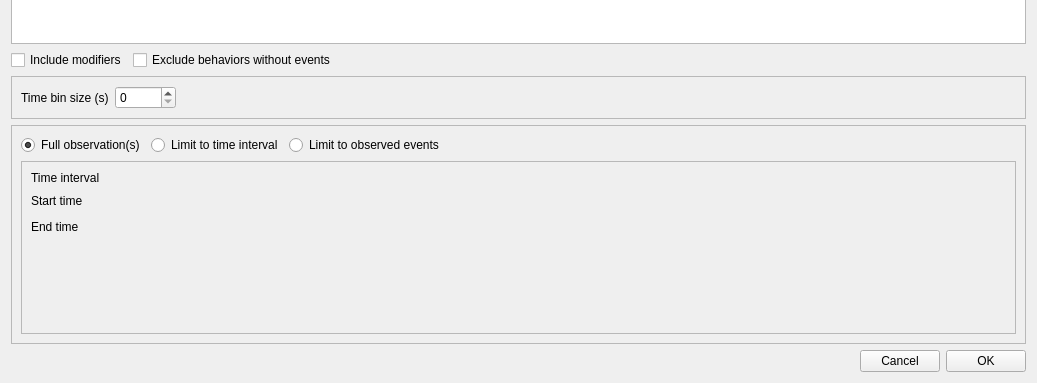
The window that boris/param_panel.ui (olivierfriard/BORIS) describes before a commit, drawn with Qt 5; both pictures show x 0 to 1037 and y 507 to 890 of the 1037 by 890 pixel window.
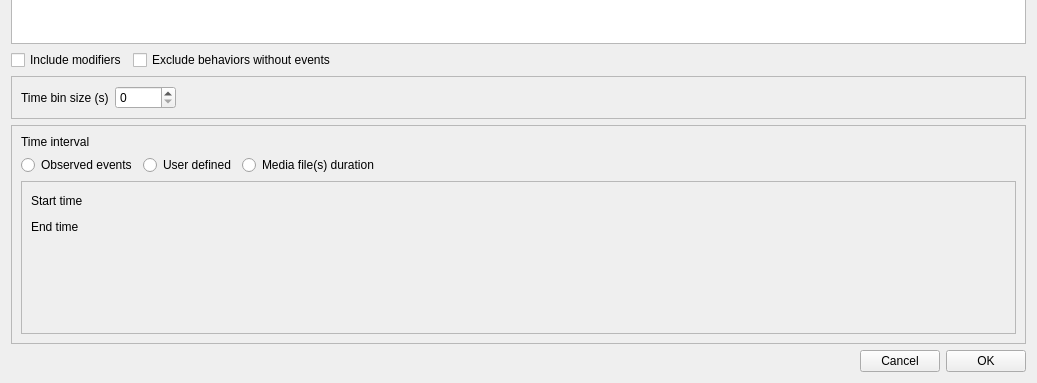
The same window after the commit.

Patch:
```diff
--- a/boris/param_panel.ui
+++ b/boris/param_panel.ui
@@ -198,29 +198,39 @@
         <enum>QFrame::Raised</enum>
        </property>
        <layout class="QVBoxLayout" name="verticalLayout_3">
+        <item>
+         <widget class="QLabel" name="lb_time_interval">
+          <property name="text">
+           <string>Time interval</string>
+          </property>
+         </widget>
+        </item>
         <item>
          <layout class="QHBoxLayout" name="horizontalLayout_5">
           <item>
            <widget class="QRadioButton" name="rb_full">
             <property name="text">
-             <string>Full observation(s)</string>
+             <string>Observed events</string>
             </property>
-            <property name="checked">
+           </widget>
+          </item>
+          <item>
+           <widget class="QRadioButton" name="rb_user_defined">
+            <property name="text">
+             <string>User defined</string>
+            </property>
+           </widget>
+          </item>
+          <item>
+           <widget class="QRadioButton" name="rb_media_duration">
+            <property name="text">
+             <string>Media file(s) duration</string>
+            </property>
+            <property name="checkable">
              <bool>true</bool>
             </property>
-           </widget>
-          </item>
-          <item>
-           <widget class="QRadioButton" name="rb_interval">
-            <property name="text">
-             <string>Limit to time interval</string>
-            </property>
-           </widget>
-          </item>
-          <item>
-           <widget class="QRadioButton" name="rb_limit">
-            <property name="text">
-             <string>Limit to observed events</string>
+            <property name="checked">
+             <bool>false</bool>
             </property>
            </widget>
           </item>
@@ -248,13 +258,6 @@
            <enum>QFrame::Raised</enum>
           </property>
           <layout class="QVBoxLayout" name="verticalLayout">
-           <item>
-            <widget class="QLabel" name="label">
-             <property name="text">
-              <string>Time interval</string>
-             </property>
-            </widget>
-           </item>
            <item>
             <layout class="QHBoxLayout" name="horizontalLayout">
              <item>
```
Left out of the diff: 2 changed lines with no effect on the pictures.
